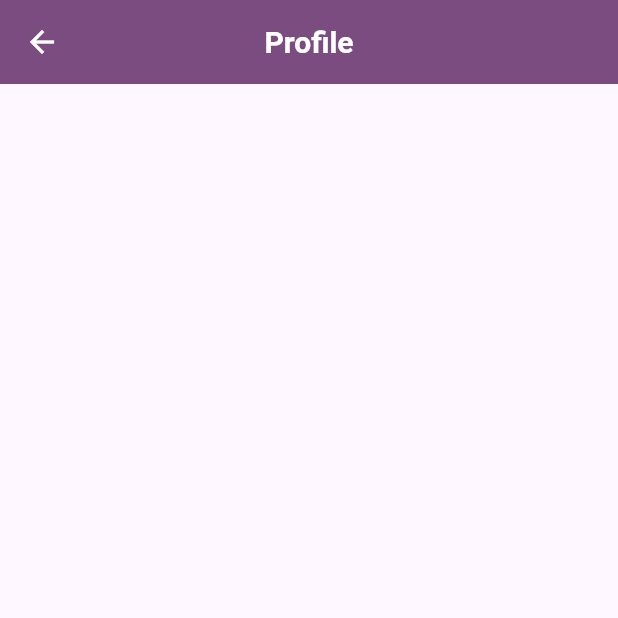
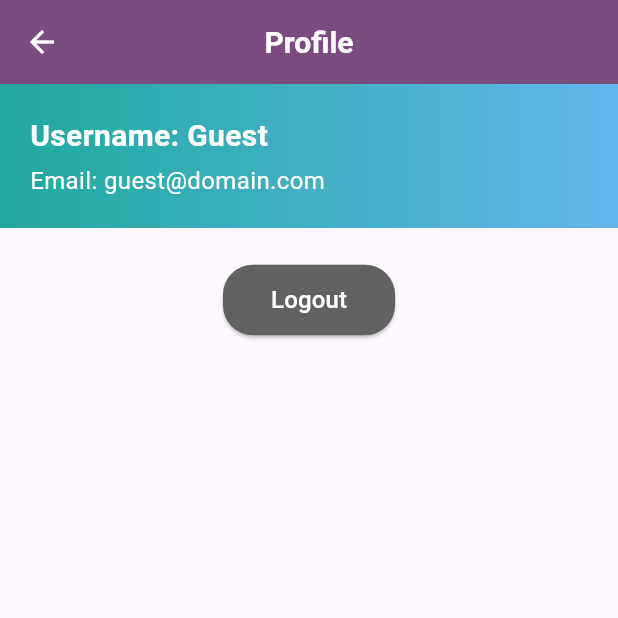
Before and after one commit to vincentchou-pm/UTS-MOBILEAPP-20252-VINCENT, a Flutter app: the ProfilePage screen opened directly, on a phone screen of 412 x 824 dp, the top half of it. Run offline on Flutter 3.47's test engine with Material 3 defaults, Android fonts, the light colour scheme and no system bars.

Commit message:
profile page final

```diff
--- a/simple_marketplace/lib/screens/profile_page.dart
+++ b/simple_marketplace/lib/screens/profile_page.dart
@@ -18,6 +18,63 @@ class ProfilePage extends StatelessWidget {
         backgroundColor: const Color(0xFF7B4C80),
         iconTheme: const IconThemeData(color: Colors.white),
       ),
+      body: Column(
+        children: [
+          Container(
+            width: double.infinity,
+            padding: const EdgeInsets.all(20.0),
+            decoration: const BoxDecoration(
+              gradient: LinearGradient(
+                colors: [Color(0xFF20A99E), Color(0xFF62B6ED)],
+                begin: Alignment.centerLeft,
+                end: Alignment.centerRight,
+              ),
+            ),
+            child: const Column(
+              crossAxisAlignment: CrossAxisAlignment.start,
+              children: [
+                Text(
+                  'Username: Guest',
+                  style: TextStyle(
+                    color: Colors.white,
+                    fontSize: 20,
+                    fontWeight: FontWeight.bold,
+                  ),
+                ),
+                SizedBox(height: 4.0),
+                Text(
+                  'Email: guest@domain.com',
+                  style: TextStyle(color: Colors.white, fontSize: 16),
+                ),
+              ],
+            ),
+          ),
+          const SizedBox(height: 24.0),
+          ElevatedButton(
+            style: ElevatedButton.styleFrom(
+              backgroundColor: const Color(0xFF616161),
+              padding: const EdgeInsets.symmetric(
+                horizontal: 32.0,
+                vertical: 12.0,
+              ),
+              shape: RoundedRectangleBorder(
+                borderRadius: BorderRadius.circular(20.0),
+              ),
+            ),
+            onPressed: () {
+              Navigator.pushAndRemoveUntil(
+                context,
+                MaterialPageRoute(builder: (context) => const LoginPage()),
+                (route) => false,
+              );
+            },
+            child: const Text(
+              'Logout',
+              style: TextStyle(color: Colors.white, fontSize: 16),
+            ),
+          ),
+        ],
+      ),
     );
   }
 }
```
